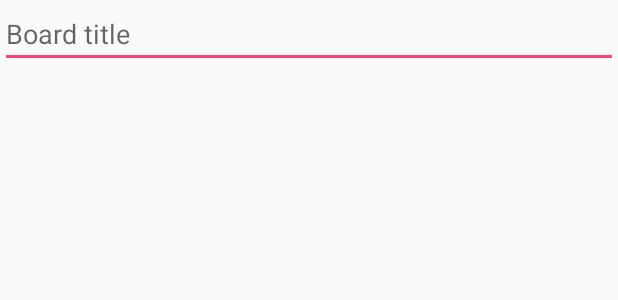
After one commit to juanlucode/android_lab, an Android app: the layout add_board_dialog.xml on its own in the app's theme, with its tools: preview values and no code run, on a phone screen of 412 x 824 dp. The commit adds this screen. Shown: the top 300 px of the screen. Run offline under Robolectric (Android 15) with nearby library versions, the phone set to English and light mode, and no system bars.

Commit message:
RealmApp Alert Dialog

```diff
--- /dev/null
+++ b/RealmApp/app/src/main/res/layout/add_board_dialog.xml
@@ -0,0 +1,13 @@
+<?xml version="1.0" encoding="utf-8"?>
+<LinearLayout xmlns:android="http://schemas.android.com/apk/res/android"
+    android:orientation="vertical" android:layout_width="match_parent"
+    android:layout_height="match_parent">
+
+
+    <EditText
+        android:id="@+id/titleEditText"
+        android:layout_width="match_parent"
+        android:layout_height="wrap_content"
+        android:hint="Board title"
+         />
+</LinearLayout>
```
Also changed, not shown: RealmApp/app/src/main/java/juanlucode/github/com/realmapp/activities/BoardActivity.java (+39 -0 lines).
